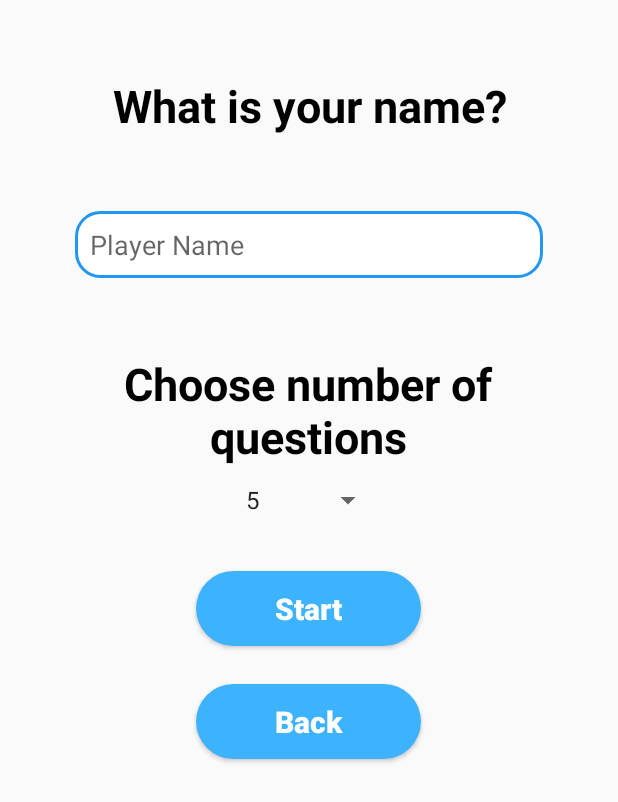
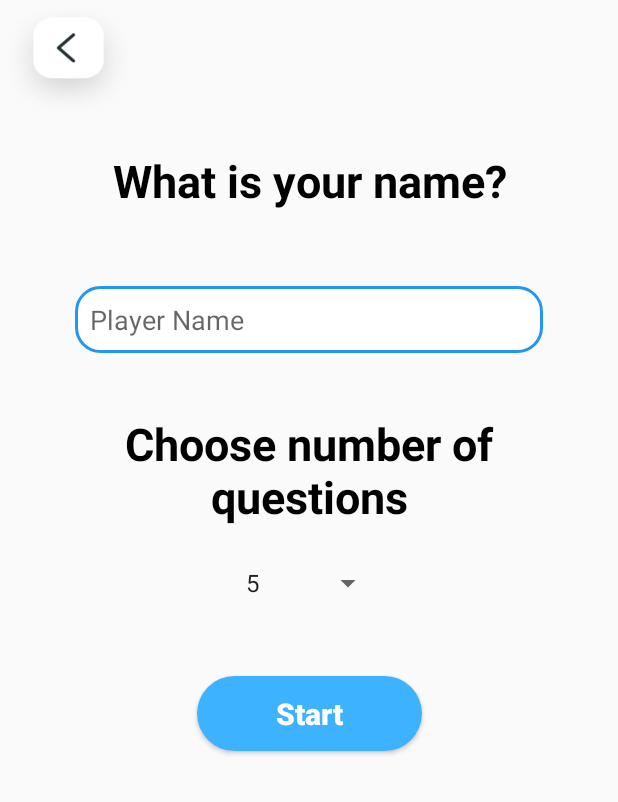
Before and after one commit to MinhLD2003/EnglishApp, an Android app: the playername screen opened directly, with no data from a screen before it, on a phone screen of 412 x 824 dp. Shown: the top 802 px of the screen. Run offline under Robolectric (Android 15) with nearby library versions, the phone set to English and light mode, and no system bars.

Commit message:
fix-back-button

```diff
--- a/app/src/main/java/com/man/learningenglish/entername.java
+++ b/app/src/main/java/com/man/learningenglish/entername.java
@@ -9,12 +9,14 @@ import android.widget.AdapterView;
 import android.widget.ArrayAdapter;
 import android.widget.Button;
 import android.widget.EditText;
+import android.widget.ImageView;
 import android.widget.Spinner;
 import androidx.annotation.Nullable;
 
 public class entername extends Activity {
     EditText NhapTen;
-    Button BatDau, TroVe;
+    Button BatDau;
+    ImageView TroVe;
 
     @Override
     protected void onCreate(@Nullable Bundle savedInstanceState) {
@@ -23,7 +25,7 @@ public class entername extends Activity {
 
         NhapTen = (EditText)findViewById(R.id.UserName);
         BatDau= (Button)findViewById(R.id.Start);
-        TroVe = (Button)findViewById(R.id.Back);
+        TroVe = (ImageView) findViewById(R.id.Back);
         final MediaPlayer mediaPlayer = MediaPlayer.create(this,R.raw.buttonclick);
 
         BatDau.setOnClickListener(new View.OnClickListener() {
--- a/app/src/main/java/com/man/learningenglish/huongdanquiz.java
+++ b/app/src/main/java/com/man/learningenglish/huongdanquiz.java
@@ -6,16 +6,18 @@ import android.media.MediaPlayer;
 import android.os.Bundle;
 import android.view.View;
 import android.widget.Button;
+import android.widget.ImageView;
+
 import androidx.annotation.Nullable;
 
 public class huongdanquiz extends Activity {
-    Button Back;
+    ImageView Back;
 
     @Override
     protected void onCreate(@Nullable Bundle savedInstanceState) {
         super.onCreate(savedInstanceState);
         setContentView(R.layout.huongdanquiz);
-        Back = (Button)findViewById(R.id.Back);
+        Back = (ImageView)findViewById(R.id.Back);
         final MediaPlayer mediaPlayer = MediaPlayer.create(this,R.raw.buttonclick);
 
         Back.setOnClickListener(new View.OnClickListener() {
--- a/app/src/main/java/com/man/learningenglish/huongdanword.java
+++ b/app/src/main/java/com/man/learningenglish/huongdanword.java
@@ -6,16 +6,18 @@ import android.media.MediaPlayer;
 import android.os.Bundle;
 import android.view.View;
 import android.widget.Button;
+import android.widget.ImageView;
+
 import androidx.annotation.Nullable;
 
 public class huongdanword extends Activity {
-    Button Back;
+    ImageView Back;
 
     @Override
     protected void onCreate(@Nullable Bundle savedInstanceState) {
         super.onCreate(savedInstanceState);
         setContentView(R.layout.huongdanword);
-        Back = (Button)findViewById(R.id.Back);
+        Back = (ImageView) findViewById(R.id.Back);
         final MediaPlayer mediaPlayer = MediaPlayer.create(this,R.raw.buttonclick);
 
         Back.setOnClickListener(new View.OnClickListener() {
--- a/app/src/main/java/com/man/learningenglish/playername.java
+++ b/app/src/main/java/com/man/learningenglish/playername.java
@@ -9,13 +9,15 @@ import android.widget.AdapterView;
 import android.widget.ArrayAdapter;
 import android.widget.Button;
 import android.widget.EditText;
+import android.widget.ImageView;
 import android.widget.Spinner;
 import androidx.annotation.Nullable;
 
 
 public class playername extends Activity {
     EditText NhapTen;
-    Button BatDau, TroVe;
+    Button BatDau;
+    ImageView TroVe;
     Spinner Spin;
     String Arr[] = {"5", "6", "7", "8", "9", "10"};
     int ViTri;
@@ -29,7 +31,7 @@ public class playername extends Activity {
         NhapTen = (EditText)findViewById(R.id.UserName);
         BatDau= (Button)findViewById(R.id.Start);
         Spin = (Spinner)findViewById(R.id.Spinner);
-        TroVe = (Button)findViewById(R.id.Back);
+        TroVe = (ImageView)findViewById(R.id.Back);
         final MediaPlayer mediaPlayer = MediaPlayer.create(this,R.raw.buttonclick);
 
         CreateSpin();
--- a/app/src/main/java/com/man/learningenglish/register.java
+++ b/app/src/main/java/com/man/learningenglish/register.java
@@ -7,6 +7,7 @@ import android.text.TextUtils;
 import android.view.View;
 import android.widget.Button;
 import android.widget.EditText;
+import android.widget.ImageView;
 import android.widget.Toast;
 
 import androidx.annotation.NonNull;
@@ -20,7 +21,8 @@ import com.google.firebase.auth.FirebaseAuth;
 
 public class register extends AppCompatActivity {
     private EditText Email, Password;
-    private Button Register, Back;
+    private Button Register;
+    private ImageView Back;
     private FirebaseAuth Authentication;
 
     @Override
@@ -32,7 +34,7 @@ public class register extends AppCompatActivity {
         Email = (EditText)findViewById(R.id.Email);
         Password = (EditText)findViewById(R.id.Password);
         Register = (Button)findViewById(R.id.ButtonRegister);
-        Back = (Button)findViewById(R.id.ButtonBack);
+        Back = (ImageView)findViewById(R.id.ButtonBack);
         final MediaPlayer mediaPlayer = MediaPlayer.create(this,R.raw.buttonclick);
 
         Register.setOnClickListener(new View.OnClickListener() {
--- a/app/src/main/res/layout/playername.xml
+++ b/app/src/main/res/layout/playername.xml
@@ -1,79 +1,97 @@
 <?xml version="1.0" encoding="UTF-8"?>
-<LinearLayout xmlns:android="http://schemas.android.com/apk/res/android"
-    android:orientation="vertical"
+<androidx.constraintlayout.widget.ConstraintLayout xmlns:android="http://schemas.android.com/apk/res/android"
+    xmlns:app="http://schemas.android.com/apk/res-auto"
+    xmlns:tools="http://schemas.android.com/tools"
     android:layout_width="match_parent"
     android:layout_height="match_parent"
-    >
+    android:orientation="vertical">
+
     <TextView
         android:id="@+id/Title"
         android:layout_width="300dp"
         android:layout_height="wrap_content"
+        android:layout_gravity="center"
+        android:layout_marginTop="100dp"
+        android:text="@string/playername"
+
         android:textAlignment="center"
-        android:text="@string/playername"
+        android:textColor="@color/black"
         android:textSize="30sp"
+        android:textStyle="bold"
+        app:layout_constraintEnd_toEndOf="parent"
+        app:layout_constraintStart_toStartOf="parent"
+        app:layout_constraintTop_toTopOf="parent" />
 
-        android:layout_marginTop="50dp"
-        android:layout_gravity="center"
-        android:textColor="@color/black"
-        android:textStyle="bold"
-        />
     <EditText
         android:id="@+id/UserName"
         android:layout_width="match_parent"
         android:layout_height="wrap_content"
+        android:layout_margin="50dp"
+        android:layout_marginTop="25dp"
+        android:background="@drawable/edittext_rounded"
+
         android:hint="@string/username"
         android:padding="10dp"
-        android:layout_margin="50dp"
+        app:layout_constraintEnd_toEndOf="parent"
+        app:layout_constraintHorizontal_bias="0.56"
+        app:layout_constraintStart_toStartOf="parent"
+        app:layout_constraintTop_toBottomOf="@+id/Title" />
 
-        android:background="@drawable/edittext_rounded"
-        />
     <TextView
         android:id="@+id/Title2"
         android:layout_width="350dp"
         android:layout_height="wrap_content"
+        android:layout_below="@+id/UserName"
+        android:layout_gravity="center"
+        android:layout_marginTop="40dp"
         android:text="@string/choose"
         android:textAlignment="center"
-        android:textSize="30sp"
-        android:layout_below="@+id/edtname"
-        android:layout_gravity="center"
 
         android:textColor="@color/black"
+        android:textSize="30sp"
         android:textStyle="bold"
-        />
+        app:layout_constraintEnd_toEndOf="parent"
+        app:layout_constraintHorizontal_bias="0.5"
+        app:layout_constraintStart_toStartOf="parent"
+        app:layout_constraintTop_toBottomOf="@+id/UserName" />
+
     <Spinner
         android:id="@+id/Spinner"
         android:layout_width="100dp"
         android:layout_height="wrap_content"
         android:layout_below="@+id/Title2"
+        android:layout_alignParentEnd="true"
         android:layout_gravity="center"
-        android:layout_alignParentEnd="true"
-        android:layout_marginTop="10dp"
+        android:layout_marginTop="25dp"
         android:textStyle="bold"
-        />
+        app:layout_constraintEnd_toEndOf="parent"
+        app:layout_constraintHorizontal_bias="0.5"
+        app:layout_constraintStart_toStartOf="parent"
+        app:layout_constraintTop_toBottomOf="@+id/Title2" />
+
     <Button
         android:id="@+id/Start"
         android:layout_width="150dp"
         android:layout_height="50dp"
         android:layout_gravity="center"
+        android:layout_marginTop="50dp"
+        android:background="@drawable/custom_button"
         android:text="@string/start"
+        android:textAllCaps="false"
+        android:textColor="@color/white"
         android:textSize="20sp"
-        android:layout_marginTop="35dp"
-        android:textColor="@color/white"
         android:textStyle="bold"
-        android:textAllCaps="false"
-        android:background="@drawable/custom_button"
-        />
-    <Button
+        app:layout_constraintEnd_toEndOf="parent"
+        app:layout_constraintHorizontal_bias="0.5"
+        app:layout_constraintStart_toStartOf="parent"
+        app:layout_constraintTop_toBottomOf="@+id/Spinner" />
+
+    <ImageView
         android:id="@+id/Back"
-        android:layout_width="150dp"
-        android:layout_height="50dp"
-        android:layout_gravity="center"
-        android:text="@string/back"
-        android:textSize="20sp"
-        android:layout_marginTop="25dp"
-        android:textColor="@color/white"
-        android:textStyle="bold"
-        android:textAllCaps="false"
-        android:background="@drawable/custom_button"
-        />
-</LinearLayout>
+        android:layout_width="91dp"
+        android:layout_height="79dp"
+        android:background="@drawable/back_button"
+        android:contentDescription="@string/back"
+        app:layout_constraintStart_toStartOf="parent"
+        app:layout_constraintTop_toTopOf="parent" />
+</androidx.constraintlayout.widget.ConstraintLayout>
```
Also changed, not shown: app/src/main/res/layout/entername.xml (+43 -35 lines), app/src/main/res/layout/homepage.xml (+0 -10 lines), app/src/main/res/layout/huongdanquiz.xml (+32 -28 lines), app/src/main/res/layout/huongdanword.xml (+30 -26 lines), app/src/main/res/layout/register.xml (+32 -24 lines), app/src/main/res/drawable/back_button.png (added).
